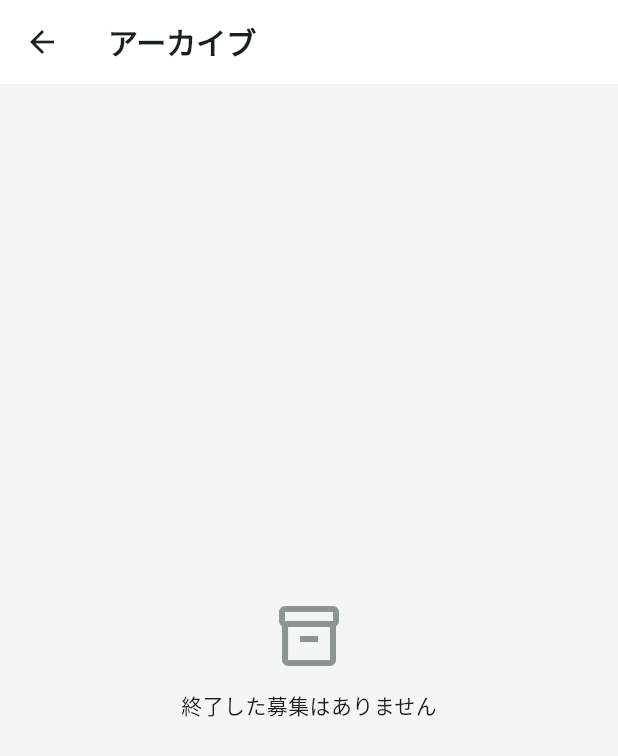
After one commit to KabutoEbi/Himite, a Flutter app: the screen it shows after launch, after a tap on the "inventory 2" icon, on a phone screen of 412 x 824 dp. The commit adds this screen. Shown: the top 756 px of the screen. Run offline on Flutter 3.47's test engine with Material 3 defaults, Android fonts, the phone set to English and light mode, and no system bars; our stand-ins replace hive_ce_flutter; accounts and stored records are empty.

Commit message:
アーカイブ機能を実装

```diff
--- /dev/null
+++ b/lib/screens/archive_screen.dart
@@ -0,0 +1,98 @@
+import 'package:flutter/material.dart';
+
+import '../models/post.dart';
+import '../utils/date_time_format.dart';
+import 'post_detail_screen.dart';
+
+class ArchiveScreen extends StatelessWidget {
+  final List<Post> posts;
+  final String currentUserId;
+  final void Function(Post) onUpdatePost;
+  final void Function(String) onDeletePost;
+  final void Function(String) onClosePost;
+  final void Function(String) onToggleParticipate;
+
+  const ArchiveScreen({
+    super.key,
+    required this.posts,
+    required this.currentUserId,
+    required this.onUpdatePost,
+    required this.onDeletePost,
+    required this.onClosePost,
+    required this.onToggleParticipate,
+  });
+
+  @override
+  Widget build(BuildContext context) {
+    final now = DateTime.now();
+    final archivedPosts = posts.where((post) => post.isClosedAt(now)).toList()
+      ..sort((a, b) => b.time.compareTo(a.time));
+
+    return Scaffold(
+      appBar: AppBar(title: const Text('アーカイブ')),
+      body: archivedPosts.isEmpty
+          ? const _EmptyArchive()
+          : ListView.separated(
+              padding: const EdgeInsets.all(12),
+              itemCount: archivedPosts.length,
+              separatorBuilder: (_, _) => const SizedBox(height: 8),
+              itemBuilder: (context, index) {
+                final post = archivedPosts[index];
+                return Card(
+                  margin: EdgeInsets.zero,
+                  clipBehavior: Clip.antiAlias,
+                  child: ListTile(
+                    contentPadding: const EdgeInsets.symmetric(
+                      horizontal: 16,
+                      vertical: 8,
+                    ),
+                    onTap: () => Navigator.of(context).push<void>(
+                      MaterialPageRoute(
+                        builder: (_) => PostDetailScreen(
+                          post: post,
+                          currentUserId: currentUserId,
+                          onToggleParticipate: onToggleParticipate,
+                          onUpdatePost: onUpdatePost,
+                          onDeletePost: onDeletePost,
+                          onClosePost: onClosePost,
+                        ),
+                      ),
+                    ),
+                    title: Text(
+                      post.title,
+                      style: const TextStyle(fontWeight: FontWeight.w700),
+                    ),
+                    subtitle: Padding(
+                      padding: const EdgeInsets.only(top: 5),
+                      child: Text(
+                        '${post.place} • ${formatDateTime(post.time)}',
+                        maxLines: 1,
+                        overflow: TextOverflow.ellipsis,
+                      ),
+                    ),
+                    trailing: const Icon(Icons.chevron_right_rounded),
+                  ),
+                );
+              },
+            ),
+    );
+  }
+}
+
+class _EmptyArchive extends StatelessWidget {
+  const _EmptyArchive();
+
+  @override
+  Widget build(BuildContext context) {
+    return const Center(
+      child: Column(
+        mainAxisSize: MainAxisSize.min,
+        children: [
+          Icon(Icons.inventory_2_outlined, size: 48, color: Color(0xFF8B9691)),
+          SizedBox(height: 12),
+          Text('終了した募集はありません'),
+        ],
+      ),
+    );
+  }
+}
```
Also changed, not shown: lib/screens/main_screen.dart (+46 -53 lines), 1 other file.
